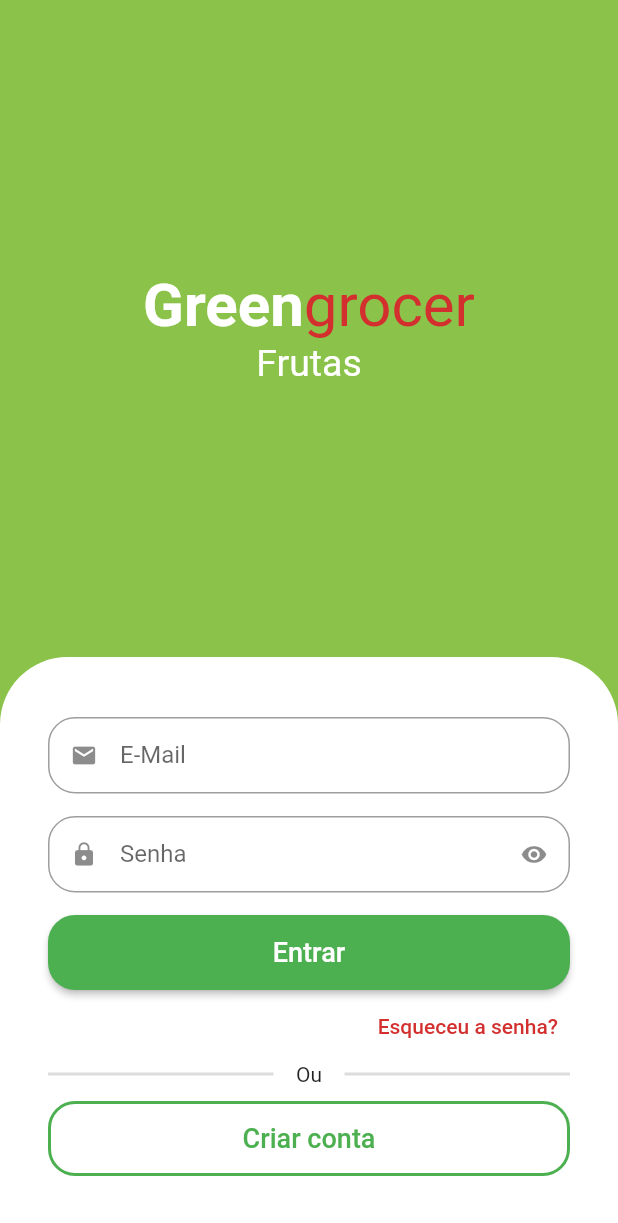
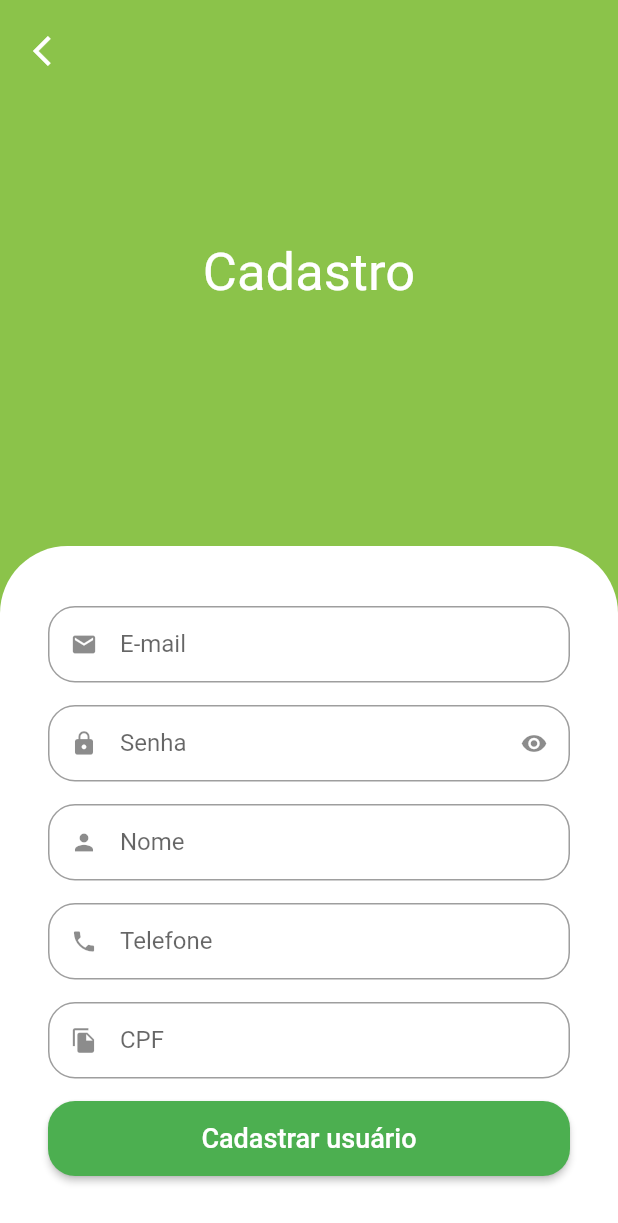
Before and after one commit to GilmarOQueiroz/quitanda-virtual-flutter, a Flutter app: the screen it shows after launch, after a tap on "Criar conta", on a phone screen of 412 x 824 dp. Shown: the top 1223 px of the screen. Run offline on Flutter 3.47's test engine with Material 2 defaults, Android fonts, the phone set to English and light mode, and no system bars; drawn by our look-alikes of animated_text_kit; our stand-ins replace mask_text_input_formatter.

Commit message:
Projeto app Flutter Quitanda Virtual 31/05/2023 V1

```diff
--- a/lib/src/auth/components/custom_text_field.dart
+++ b/lib/src/auth/components/custom_text_field.dart
@@ -1,10 +1,12 @@
 import 'package:flutter/material.dart';
+import 'package:flutter/services.dart';
 
 class CustomTextField extends StatefulWidget {
 
   final IconData icon;
   final String label;
   final bool isSecret;
+  final List<TextInputFormatter>? inputFormatters;
 
 
   const CustomTextField({
@@ -12,6 +14,7 @@ class CustomTextField extends StatefulWidget {
     required this.icon,
     required this.label,
     this.isSecret = false,
+    this.inputFormatters,
   }) : super(key: key);
 
   @override
@@ -35,6 +38,7 @@ class _CustomTextFieldState extends State<CustomTextField> {
     return Padding(
       padding: const EdgeInsets.only(bottom: 15),
       child: TextFormField(
+        inputFormatters: widget.inputFormatters,
         obscureText: isObscure,
         decoration: InputDecoration(
           prefixIcon: Icon(widget.icon),
--- a/lib/src/auth/sign_in_screen.dart
+++ b/lib/src/auth/sign_in_screen.dart
@@ -1,5 +1,6 @@
 import 'package:animated_text_kit/animated_text_kit.dart';
 import 'package:flutter/material.dart';
+import 'package:hortifrute/src/auth/sign_up_screen.dart';
 import '../config/custom_colors.dart';
 import 'components/custom_text_field.dart';
 
@@ -168,7 +169,15 @@ class SignInScreen extends StatelessWidget {
                             color: Colors.green,
                           ),
                         ),
-                        onPressed: (){},
+                        onPressed: (){
+                          Navigator.of(context).push(
+                              MaterialPageRoute(
+                                builder: (c){
+                                  return SignScreen();
+                                }
+                              ),
+                          );
+                        },
                         child: const Text('Criar conta',
                           style: TextStyle(
                             fontSize: 18,
--- /dev/null
+++ b/lib/src/auth/sign_up_screen.dart
@@ -0,0 +1,125 @@
+import 'package:flutter/material.dart';
+import 'package:mask_text_input_formatter/mask_text_input_formatter.dart';
+import '../config/custom_colors.dart';
+import 'components/custom_text_field.dart';
+
+class SignScreen extends StatelessWidget {
+  SignScreen({Key? key}) : super(key: key);
+
+  final cpfFormatter = MaskTextInputFormatter(
+    mask: '###.###.###-##',
+    filter: {'#': RegExp(r'[0-9]')},
+  );
+
+  final phoneFormatter = MaskTextInputFormatter(
+    mask: '## # ####-####',
+    filter: {'#': RegExp(r'[0-9]')},
+  );
+
+  @override
+  Widget build(BuildContext context) {
+    final size = MediaQuery.of(context).size;
+    return Scaffold(
+      backgroundColor: CustomColors.customSwatchColor,
+      body: SingleChildScrollView(
+        child: SizedBox(
+          height: size.height,
+          width: size.width,
+          child: Stack(
+            children: [
+              Column(
+                children: [
+                  const Expanded(
+                    child: Center(
+                      child: Text(
+                        'Cadastro',
+                        style: TextStyle(
+                          color: Colors.white,
+                          fontSize: 35,
+                        ),
+                      ),
+                    ),
+                  ),
+
+                  // Formulario
+                  Container(
+                    padding: const EdgeInsets.symmetric(
+                      horizontal: 32,
+                      vertical: 40,
+                    ),
+                    decoration: const BoxDecoration(
+                      color: Colors.white,
+                      borderRadius: BorderRadius.vertical(
+                        top: Radius.circular(45),
+                      ),
+                    ),
+                    child: Column(
+                      crossAxisAlignment: CrossAxisAlignment.stretch,
+                      children: [
+
+                        const CustomTextField(
+                            icon: Icons.email,
+                            label: 'E-mail',
+                        ),
+                        const CustomTextField(
+                          icon: Icons.lock,
+                          label: 'Senha', isSecret: true,
+                        ),
+                        const CustomTextField(
+                            icon: Icons.person,
+                            label: 'Nome',
+                        ),
+                        CustomTextField(
+                            icon: Icons.phone,
+                            label: 'Telefone',
+                            inputFormatters: [phoneFormatter],
+                        ),
+                        CustomTextField(
+                            icon: Icons.file_copy,
+                            label: 'CPF',
+                            inputFormatters: [cpfFormatter],
+                        ),
+                        SizedBox(
+                          height: 50,
+                          child: ElevatedButton(
+                            style: ElevatedButton.styleFrom(
+                              shape: RoundedRectangleBorder(
+                                borderRadius: BorderRadius.circular(18),
+                              ),
+                            ),
+                            onPressed: (){},
+                            child: const Text('Cadastrar usuário',
+                              style: TextStyle(
+                                fontSize: 18,
+                              ),
+                            ),
+                          ),
+                        ),
+
+                      ],
+                    ),
+                  ),
+                ],
+              ),
+              Positioned(
+                top: 10,
+                left: 10,
+                child: SafeArea(
+                  child: IconButton(
+                    onPressed: (){
+                      Navigator.of(context).pop();
+                    },
+                    icon: const Icon(
+                      Icons.arrow_back_ios,
+                      color: Colors.white,
+                    ),
+                  ),
+                ),
+              ),
+            ],
+          ),
+        ),
+      ),
+    );
+  }
+}
--- a/pubspec.yaml
+++ b/pubspec.yaml
@@ -36,6 +36,7 @@ dependencies:
   # Use with the CupertinoIcons class for iOS style icons.
   cupertino_icons: ^1.0.2
   animated_text_kit: ^4.2.2
+  mask_text_input_formatter: ^2.4.0
 
 dev_dependencies:
   flutter_test:
```
Also changed, not shown: pubspec.lock.
